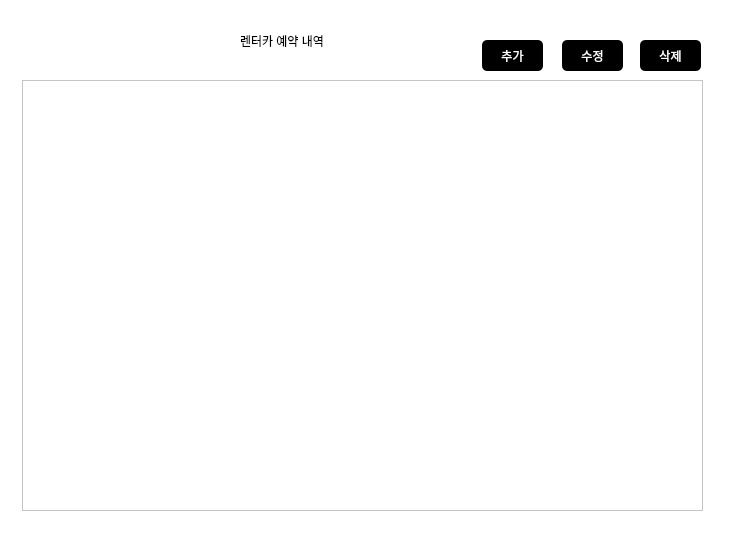
Before: the Qt Designer form server/reservation.ui in rentacar-4team/rentacar, drawn with Qt 5.
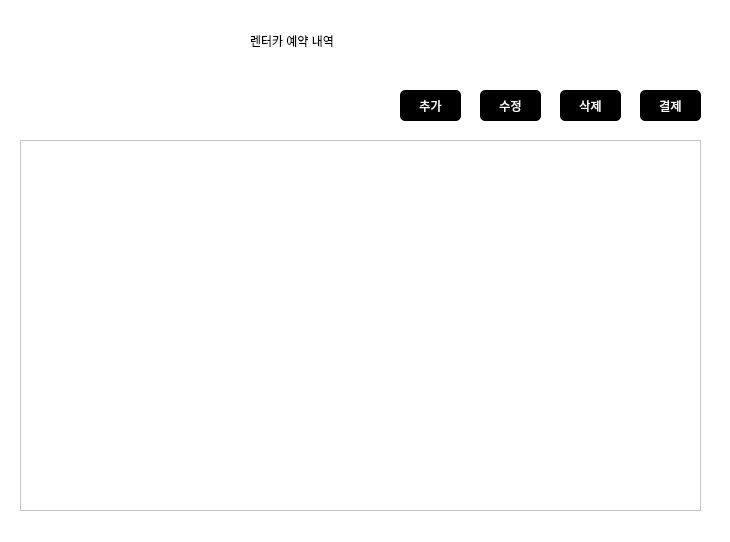
After: the same form once the commit is applied.

Commit message: 결제 추가

What changed in the file:
```diff
--- a/server/reservation.ui
+++ b/server/reservation.ui
@@ -19,7 +19,7 @@
   <widget class="QLabel" name="label">
    <property name="geometry">
     <rect>
-     <x>240</x>
+     <x>250</x>
      <y>20</y>
      <width>221</width>
      <height>41</height>
@@ -35,10 +35,10 @@
   <widget class="QTableWidget" name="reserv_list">
    <property name="geometry">
     <rect>
-     <x>22</x>
-     <y>80</y>
+     <x>20</x>
+     <y>140</y>
      <width>681</width>
-     <height>431</height>
+     <height>371</height>
     </rect>
    </property>
    <attribute name="horizontalHeaderDefaultSectionSize">
@@ -54,8 +54,8 @@
   <widget class="QPushButton" name="add_btn">
    <property name="geometry">
     <rect>
-     <x>482</x>
-     <y>40</y>
+     <x>400</x>
+     <y>90</y>
      <width>61</width>
      <height>31</height>
     </rect>
@@ -72,8 +72,8 @@
   <widget class="QPushButton" name="edit_btn">
    <property name="geometry">
     <rect>
-     <x>562</x>
-     <y>40</y>
+     <x>480</x>
+     <y>90</y>
      <width>61</width>
      <height>31</height>
     </rect>
@@ -90,8 +90,8 @@
   <widget class="QPushButton" name="delete_btn">
    <property name="geometry">
     <rect>
-     <x>640</x>
-     <y>40</y>
+     <x>560</x>
+     <y>90</y>
      <width>61</width>
      <height>31</height>
     </rect>
@@ -105,6 +105,24 @@
     <string>삭제</string>
    </property>
   </widget>
+  <widget class="QPushButton" name="pay">
+   <property name="geometry">
+    <rect>
+     <x>640</x>
+     <y>90</y>
+     <width>61</width>
+     <height>31</height>
+    </rect>
+   </property>
+   <property name="styleSheet">
+    <string notr="true">background-color: rgb(0, 0, 0);
+color: rgb(255, 255, 255);
+border-radius: 5px</string>
+   </property>
+   <property name="text">
+    <string>결제</string>
+   </property>
+  </widget>
  </widget>
  <resources/>
  <connections/>
```
The commit also changes 13 other files.
